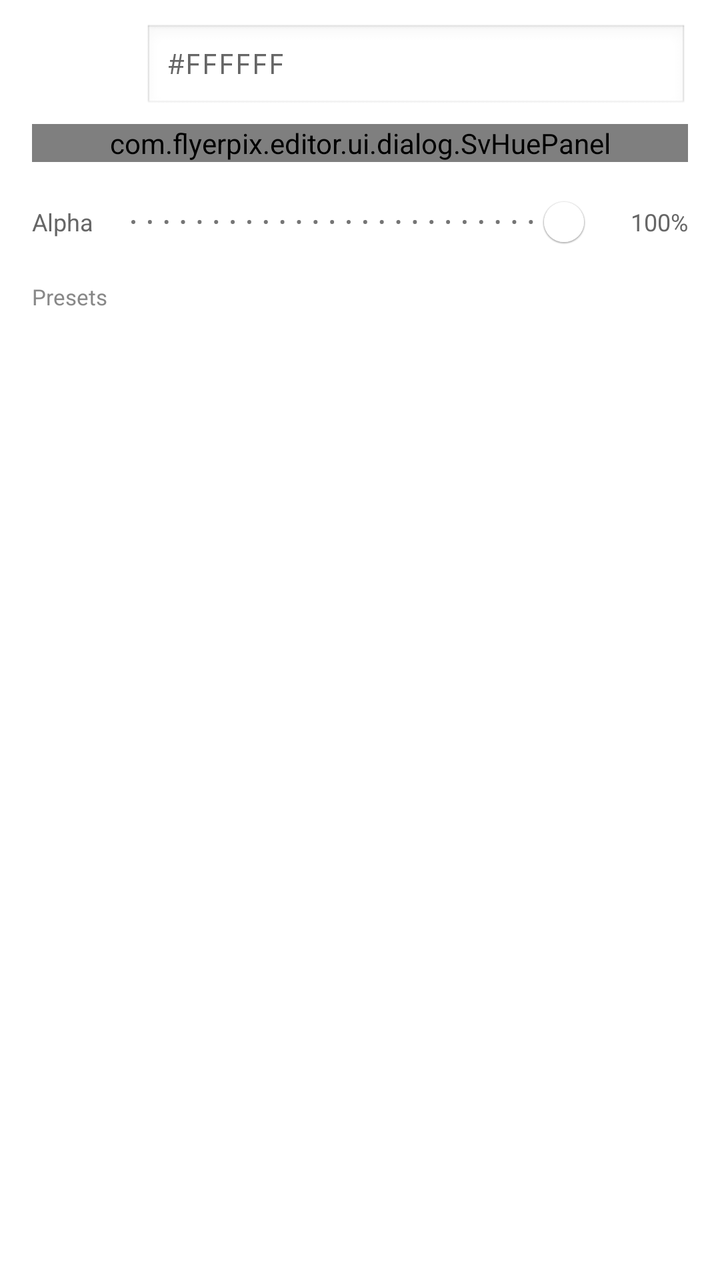
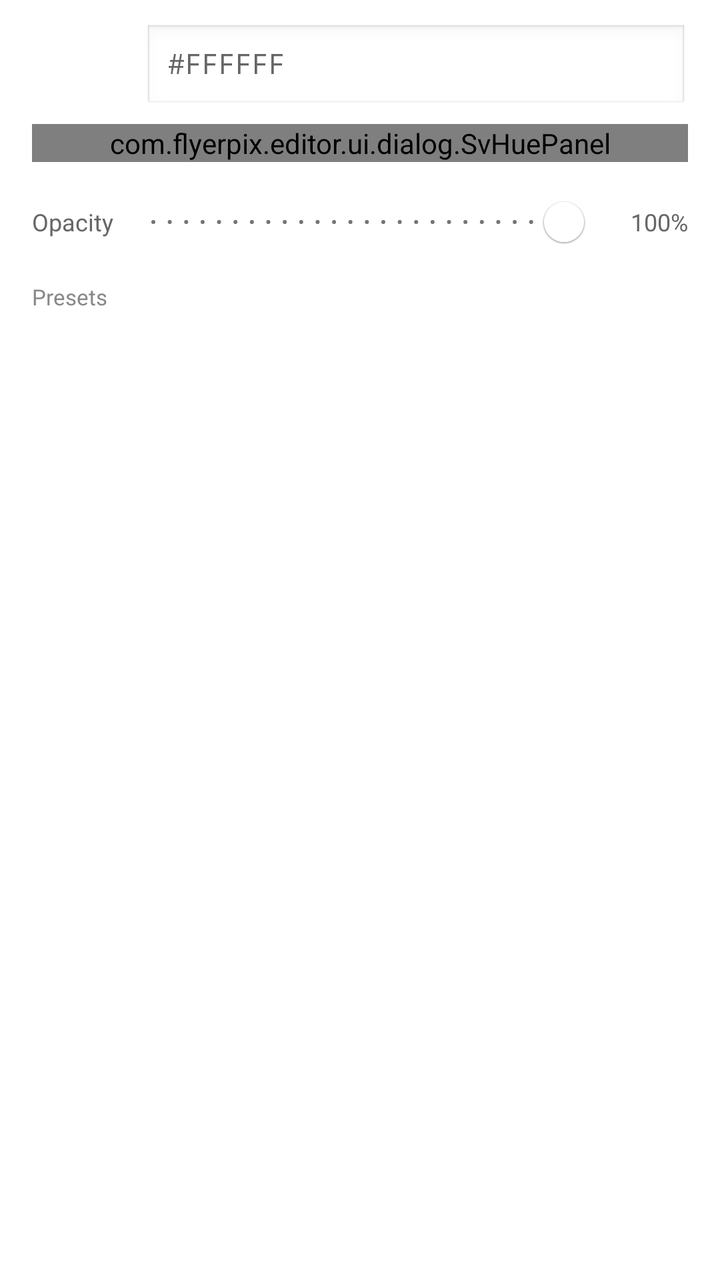

Compare the two renders of this Android layout. The source of the first and the diff that turns it into the second are given below.
<!-- AndroidManifest.xml: application theme AppTheme -->
<!-- res/layout/view_solid_color_editor.xml -->
<?xml version="1.0" encoding="utf-8"?>
<LinearLayout xmlns:android="http://schemas.android.com/apk/res/android"
    xmlns:app="http://schemas.android.com/apk/res-auto"
    android:layout_width="match_parent"
    android:layout_height="wrap_content"
    android:orientation="vertical"
    android:paddingHorizontal="16dp"
    android:paddingVertical="12dp">

    
    <LinearLayout
        android:layout_width="match_parent"
        android:layout_height="wrap_content"
        android:orientation="horizontal"
        android:gravity="center_vertical"
        android:layout_marginBottom="6dp">

        <View
            android:id="@+id/viewColorPreview"
            android:layout_width="44dp"
            android:layout_height="44dp"
            android:background="#FFFFFF" />

        <EditText
            android:id="@+id/etHexInput"
            android:layout_width="0dp"
            android:layout_height="44dp"
            android:layout_weight="1"
            android:layout_marginStart="12dp"
            android:hint="#FFFFFF"
            android:inputType="textCapCharacters"
            android:maxLength="9"
            android:textColor="@android:color/black"
            android:textSize="14sp"
            android:fontFamily="monospace"
            android:singleLine="true"
            android:paddingHorizontal="12dp"
            android:background="@android:drawable/edit_text" />

    </LinearLayout>

    
    <com.flyerpix.editor.ui.dialog.SvHuePanel
        android:id="@+id/svPanel"
        android:layout_width="match_parent"
        android:layout_height="wrap_content"
        android:layout_marginBottom="6dp" />

    
    <LinearLayout
        android:layout_width="match_parent"
        android:layout_height="wrap_content"
        android:orientation="horizontal"
        android:gravity="center_vertical">

        <TextView
            android:layout_width="wrap_content"
            android:layout_height="wrap_content"
            android:text="Alpha"
            android:textSize="12sp"
            android:textColor="#666666" />

        <com.google.android.material.slider.Slider
            android:id="@+id/sliderAlpha"
            android:layout_width="0dp"
            android:layout_height="wrap_content"
            android:layout_weight="1"
            android:layout_marginHorizontal="4dp"
            android:valueFrom="0"
            android:valueTo="255"
            android:stepSize="1"
            android:value="255"
            app:labelBehavior="gone" />

        <TextView
            android:id="@+id/tvAlphaValue"
            android:layout_width="42dp"
            android:layout_height="wrap_content"
            android:gravity="end"
            android:text="100%"
            android:textSize="12sp"
            android:textColor="#666666" />

    </LinearLayout>

    
    <TextView
        android:id="@+id/tvRecentLabel"
        android:layout_width="wrap_content"
        android:layout_height="wrap_content"
        android:text="Recent"
        android:textSize="11sp"
        android:textColor="#888888"
        android:layout_marginTop="6dp"
        android:layout_marginBottom="4dp"
        android:visibility="gone" />

    <HorizontalScrollView
        android:id="@+id/hsvRecents"
        android:layout_width="match_parent"
        android:layout_height="wrap_content"
        android:scrollbars="none"
        android:visibility="gone">

        <LinearLayout
            android:id="@+id/llRecents"
            android:layout_width="wrap_content"
            android:layout_height="wrap_content"
            android:orientation="horizontal" />

    </HorizontalScrollView>

    
    <TextView
        android:layout_width="wrap_content"
        android:layout_height="wrap_content"
        android:text="Presets"
        android:textSize="11sp"
        android:textColor="#888888"
        android:layout_marginTop="6dp"
        android:layout_marginBottom="4dp" />

    <HorizontalScrollView
        android:layout_width="match_parent"
        android:layout_height="wrap_content"
        android:scrollbars="none">

        <LinearLayout
            android:id="@+id/llPresets"
            android:layout_width="wrap_content"
            android:layout_height="wrap_content"
            android:orientation="horizontal" />

    </HorizontalScrollView>

</LinearLayout>
<!-- resources referenced by this layout -->
<resources>
  <color name="white">#fff</color>
  <color name="black">#000</color>
  <color name="brand_navy">#07164F</color>
  <color name="brand_blue">#1769FF</color>
  <color name="gray">#616161</color>
  <style name="AppTextInputLayout" parent="Widget.MaterialComponents.TextInputLayout.OutlinedBox.Dense">
          <item name="boxStrokeColor">@color/brand_blue</item>
          <item name="counterTextColor">@color/gray</item>
          <item name="hintTextColor">@color/gray</item>
          <item name="boxCornerRadiusBottomEnd">0dp</item>
          <item name="boxCornerRadiusBottomStart">0dp</item>
          <item name="boxCornerRadiusTopStart">0dp</item>
          <item name="boxCornerRadiusTopEnd">0dp</item>
      </style>
  <style name="AppBottomNavigation" parent="Widget.MaterialComponents.BottomNavigationView.Colored">
  
      </style>
  <style name="AppButton" parent="Widget.MaterialComponents.Button.UnelevatedButton">
          <item name="strokeColor">@color/brand_blue</item>
          <item name="strokeWidth">1dp</item>
          <item name="android:textColor">@color/brand_blue</item>
      </style>
  <style name="ButtonText" parent="TextAppearance.MaterialComponents.Button">
          <item name="fontFamily">@font/raleway_semibold</item>
      </style>
  <style name="Body1Text" parent="TextAppearance.MaterialComponents.Body1">
          <item name="fontFamily">@font/raleway_semibold</item>
      </style>
  <style name="Body2Text" parent="TextAppearance.MaterialComponents.Body2">
          <item name="fontFamily">@font/raleway_semibold</item>
      </style>
  <style name="CaptionText" parent="TextAppearance.MaterialComponents.Caption">
          <item name="fontFamily">@font/raleway_semibold</item>
      </style>
  <style name="Headline4Text" parent="TextAppearance.MaterialComponents.Headline6">
          <item name="fontFamily">@font/raleway_semibold</item>
      </style>
  <style name="Headline5Text" parent="TextAppearance.MaterialComponents.Headline6">
          <item name="fontFamily">@font/raleway_semibold</item>
      </style>
  <style name="Headline6Text" parent="TextAppearance.MaterialComponents.Headline6">
          <item name="fontFamily">@font/raleway_semibold</item>
      </style>
  <style name="AppFloatingActionButton" parent="Widget.MaterialComponents.FloatingActionButton">
          <item name="shapeAppearanceOverlay">@style/FloatingActionButton</item>
      </style>
  <style name="SmallComponent" parent="ShapeAppearance.MaterialComponents.SmallComponent">
          <item name="cornerFamily">cut</item>
          <item name="cornerSize">0dp</item>
      </style>
  <style name="MediumComponent" parent="ShapeAppearance.MaterialComponents.MediumComponent">
          <item name="cornerFamily">cut</item>
          <item name="cornerSize">0dp</item>
      </style>
  <style name="LargeComponent" parent="ShapeAppearance.MaterialComponents.LargeComponent">
          <item name="cornerFamily">cut</item>
          <item name="cornerSize">0dp</item>
      </style>
  <style name="FloatingActionButton" parent="ShapeAppearanceOverlay.MaterialComponents.FloatingActionButton">
      </style>
  <!-- unchanged entries left out for length: 1 -->
</resources>

<!-- the commit's change to res/layout/view_solid_color_editor.xml (unified diff, before → after) -->
@@ -56,7 +56,7 @@
         <TextView
             android:layout_width="wrap_content"
             android:layout_height="wrap_content"
-            android:text="Alpha"
+            android:text="Opacity"
             android:textSize="12sp"
             android:textColor="#666666" />
 
